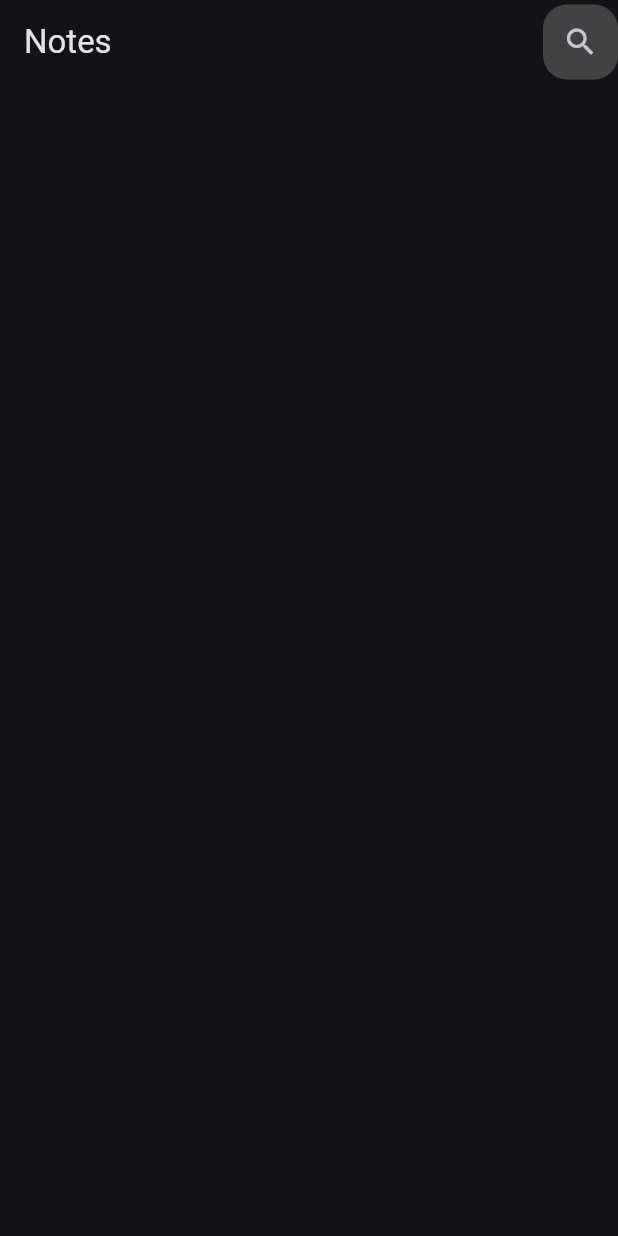
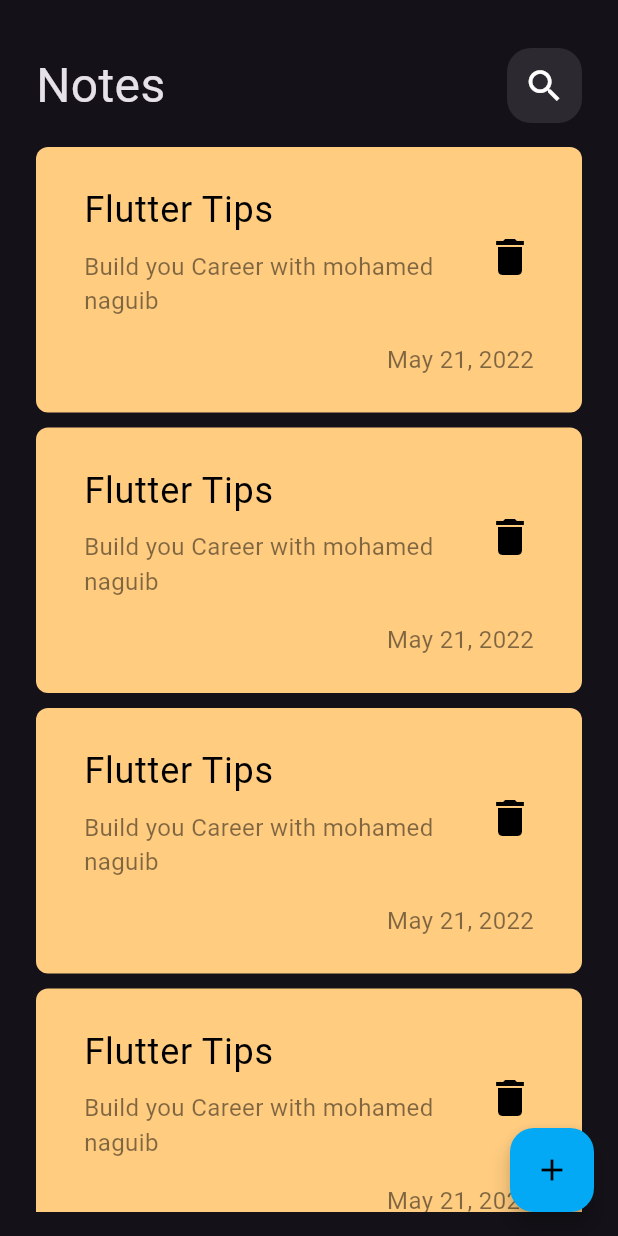
Before and after one commit to Mohamed-Naguib22/notes_app, a Flutter app: the screen it shows after launch, on a phone screen of 412 x 824 dp. Run offline on Flutter 3.47's test engine with Material 3 defaults, Android fonts, the phone set to English and light mode, and no system bars; our stand-ins replace hive, hive_flutter; accounts and stored records are empty.

Commit message:
second commit

```diff
--- a/lib/pages/home_page.dart
+++ b/lib/pages/home_page.dart
@@ -1,4 +1,7 @@
 import 'package:flutter/material.dart';
+import 'package:notes_app/widgets/custom_app_bar.dart';
+import 'package:notes_app/widgets/note_bottom_sheet.dart';
+import 'package:notes_app/widgets/notes_list_view.dart';
 
 class HomePage extends StatelessWidget {
   const HomePage({super.key});
@@ -6,19 +9,22 @@ class HomePage extends StatelessWidget {
   @override
   Widget build(BuildContext context) {
     return Scaffold(
-      appBar: AppBar(
-        title: Text("Notes"),
-        actions: [
-          Container(
-            height: 50,
-            width: 50,
-            decoration: BoxDecoration(
-              color: Colors.white.withOpacity(0.2),
-              borderRadius: BorderRadius.circular(16),
-            ),
-            child: Icon(Icons.search),
-          )
+      body: Column(
+        children: [
+          const CustomAppBar(),
+          Expanded(child: NotesListView()),
         ],
+      ),
+      floatingActionButton: FloatingActionButton(
+        onPressed: () {
+          showModalBottomSheet(
+              context: context,
+              builder: (context) {
+                return NoteBottomSheet();
+              });
+        },
+        backgroundColor: Colors.lightBlue,
+        child: const Icon(Icons.add, color: Colors.black),
       ),
     );
   }
--- /dev/null
+++ b/lib/utils/constants.dart
@@ -0,0 +1,3 @@
+import 'package:flutter/material.dart';
+
+const Color kPrimaryColor = Color(0xff62FCD7);
--- /dev/null
+++ b/lib/widgets/custom_app_bar.dart
@@ -0,0 +1,37 @@
+import 'package:flutter/material.dart';
+
+class CustomAppBar extends StatelessWidget {
+  const CustomAppBar({super.key});
+
+  @override
+  Widget build(BuildContext context) {
+    return Column(
+      children: [
+        SizedBox(height: 16),
+        Padding(
+          padding: const EdgeInsets.only(left: 24, right: 24, top: 16),
+          child: Row(
+            mainAxisAlignment: MainAxisAlignment.spaceBetween,
+            children: [
+              const Text(
+                "Notes",
+                style: TextStyle(
+                  fontSize: 32,
+                ),
+              ),
+              Container(
+                height: 50,
+                width: 50,
+                decoration: BoxDecoration(
+                  color: Colors.white.withOpacity(0.1),
+                  borderRadius: BorderRadius.circular(16),
+                ),
+                child: const Icon(Icons.search, size: 28),
+              ),
+            ],
+          ),
+        ),
+      ],
+    );
+  }
+}
--- /dev/null
+++ b/lib/widgets/note_item.dart
@@ -0,0 +1,56 @@
+import 'package:flutter/material.dart';
+
+class NoteItem extends StatelessWidget {
+  const NoteItem({super.key});
+
+  @override
+  Widget build(BuildContext context) {
+    return Padding(
+      padding: const EdgeInsets.symmetric(horizontal: 24),
+      child: Container(
+        padding: const EdgeInsets.only(top: 16, bottom: 24, left: 16),
+        decoration: BoxDecoration(
+          color: const Color(0xffFFCC80),
+          borderRadius: BorderRadius.circular(8),
+        ),
+        child: Column(
+          crossAxisAlignment: CrossAxisAlignment.end,
+          children: [
+            ListTile(
+              title: Text(
+                "Flutter Tips",
+                style: TextStyle(fontSize: 24, color: Colors.black),
+              ),
+              subtitle: Padding(
+                padding: const EdgeInsets.symmetric(vertical: 8),
+                child: Text(
+                  "Build you Career with mohamed naguib",
+                  style: TextStyle(
+                      fontSize: 16, color: Colors.black.withOpacity(.5)),
+                ),
+              ),
+              trailing: IconButton(
+                onPressed: () {},
+                icon: const Icon(
+                  Icons.delete,
+                  color: Colors.black,
+                  size: 32,
+                ),
+              ),
+            ),
+            Padding(
+              padding: const EdgeInsets.only(right: 32),
+              child: Text(
+                "May 21, 2022",
+                style: TextStyle(
+                  fontSize: 16,
+                  color: Colors.black.withOpacity(.5),
+                ),
+              ),
+            ),
+          ],
+        ),
+      ),
+    );
+  }
+}
--- /dev/null
+++ b/lib/widgets/notes_list_view.dart
@@ -0,0 +1,21 @@
+import 'package:flutter/material.dart';
+import 'package:notes_app/widgets/note_item.dart';
+
+class NotesListView extends StatelessWidget {
+  const NotesListView({super.key});
+
+  @override
+  Widget build(BuildContext context) {
+    return Padding(
+      padding: const EdgeInsets.symmetric(vertical: 16),
+      child: ListView.builder(
+          padding: EdgeInsets.zero,
+          itemBuilder: (context, index) {
+            return Padding(
+              padding: const EdgeInsets.only(bottom: 10),
+              child: NoteItem(),
+            );
+          }),
+    );
+  }
+}
--- a/pubspec.yaml
+++ b/pubspec.yaml
@@ -35,8 +35,12 @@ dependencies:
   # The following adds the Cupertino Icons font to your application.
   # Use with the CupertinoIcons class for iOS style icons.
   cupertino_icons: ^1.0.6
+  hive: ^2.2.3
+  hive_flutter: ^1.1.0
 
 dev_dependencies:
+  hive_generator: ^2.0.0
+  build_runner: ^2.3.2
   flutter_test:
     sdk: flutter
 
```
Also changed, not shown: lib/main.dart (+6 -1 lines), lib/models/note_model.dart (added, +20 -0 lines), lib/widgets/custom_button.dart (added, +27 -0 lines), lib/widgets/custom_text_field.dart (added, +30 -0 lines), lib/widgets/note_bottom_sheet.dart (added, +38 -0 lines), lib/models/note_model.g.dart (added), pubspec.lock.
